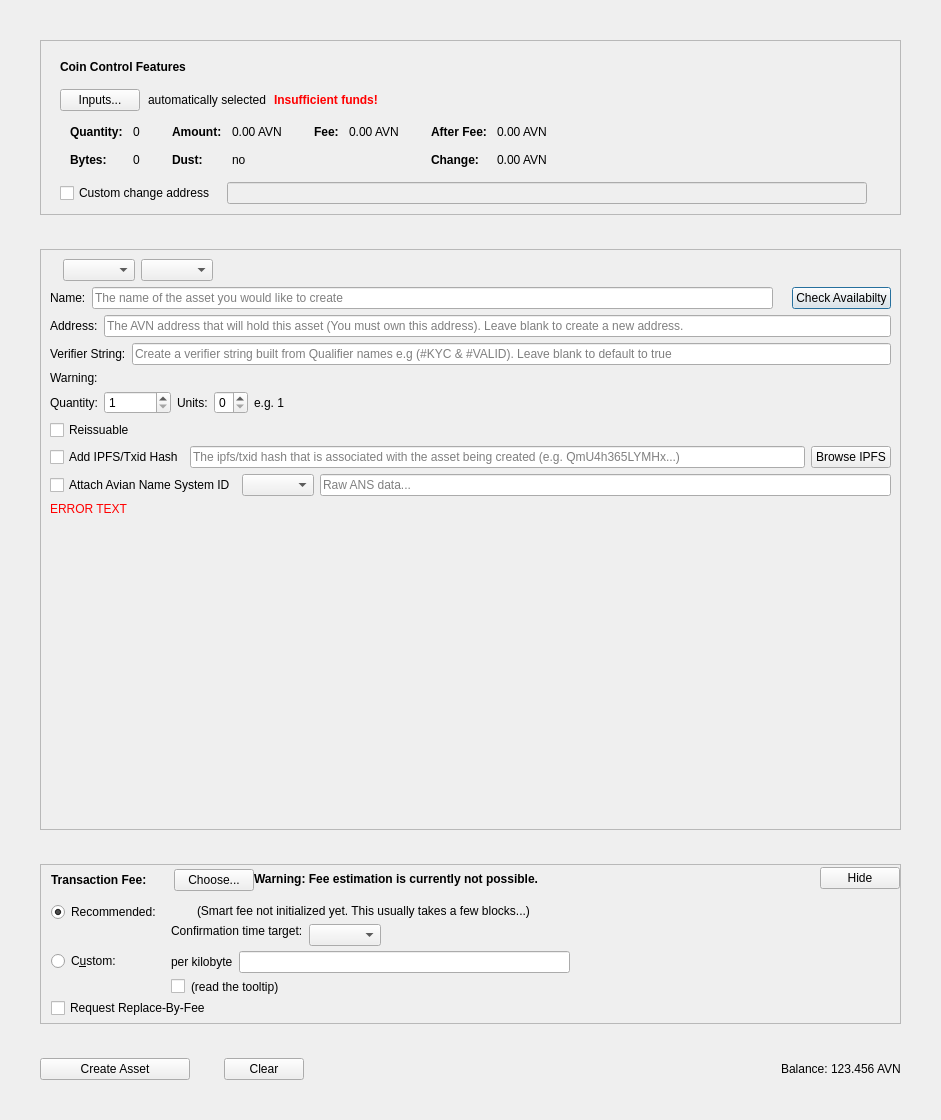
Above: src/qt/forms/createassetdialog.ui from AvianNetwork/Avian before the change. Below: the same form after it.
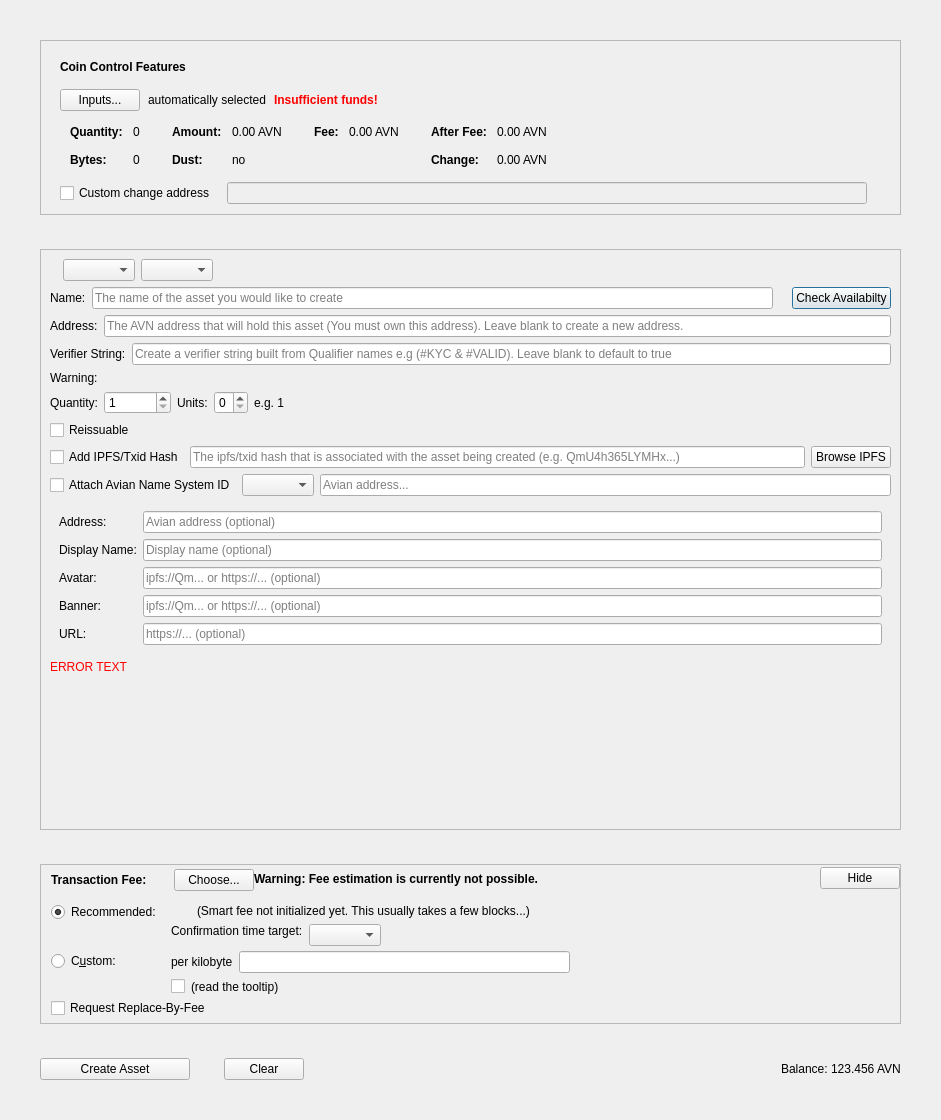
That is the form after the change. Custom widgets are drawn as their Qt base class.

Patch:
```diff
--- a/src/qt/forms/createassetdialog.ui
+++ b/src/qt/forms/createassetdialog.ui
@@ -863,12 +863,73 @@
              <number>64</number>
             </property>
             <property name="placeholderText">
-             <string>Raw ANS data...</string>
+             <string>Avian address...</string>
             </property>
            </widget>
           </item>
          </layout>
         </item>
+        <item>
+         <widget class="QWidget" name="ansCborWidget">
+          <layout class="QFormLayout" name="ansCborLayout">
+           <item row="0" column="0">
+            <widget class="QLabel" name="ansCborAddrLabel">
+             <property name="text"><string>Address:</string></property>
+            </widget>
+           </item>
+           <item row="0" column="1">
+            <widget class="QLineEdit" name="ansCborAddrEdit">
+             <property name="placeholderText"><string>Avian address (optional)</string></property>
+             <property name="maxLength"><number>100</number></property>
+            </widget>
+           </item>
+           <item row="1" column="0">
+            <widget class="QLabel" name="ansCborNameLabel">
+             <property name="text"><string>Display Name:</string></property>
+            </widget>
+           </item>
+           <item row="1" column="1">
+            <widget class="QLineEdit" name="ansCborNameEdit">
+             <property name="placeholderText"><string>Display name (optional)</string></property>
+             <property name="maxLength"><number>64</number></property>
+            </widget>
+           </item>
+           <item row="2" column="0">
+            <widget class="QLabel" name="ansCborAvatarLabel">
+             <property name="text"><string>Avatar:</string></property>
+            </widget>
+           </item>
+           <item row="2" column="1">
+            <widget class="QLineEdit" name="ansCborAvatarEdit">
+             <property name="placeholderText"><string>ipfs://Qm... or https://... (optional)</string></property>
+             <property name="maxLength"><number>200</number></property>
+            </widget>
+           </item>
+           <item row="3" column="0">
+            <widget class="QLabel" name="ansCborBannerLabel">
+             <property name="text"><string>Banner:</string></property>
+            </widget>
+           </item>
+           <item row="3" column="1">
+            <widget class="QLineEdit" name="ansCborBannerEdit">
+             <property name="placeholderText"><string>ipfs://Qm... or https://... (optional)</string></property>
+             <property name="maxLength"><number>200</number></property>
+            </widget>
+           </item>
+           <item row="4" column="0">
+            <widget class="QLabel" name="ansCborUrlLabel">
+             <property name="text"><string>URL:</string></property>
+            </widget>
+           </item>
+           <item row="4" column="1">
+            <widget class="QLineEdit" name="ansCborUrlEdit">
+             <property name="placeholderText"><string>https://... (optional)</string></property>
+             <property name="maxLength"><number>200</number></property>
+            </widget>
+           </item>
+          </layout>
+         </widget>
+        </item>
         <item>
          <widget class="QLabel" name="messageLabel">
           <property name="styleSheet">
```
Left out of the diff: 13 changed lines with no effect on the pictures.
